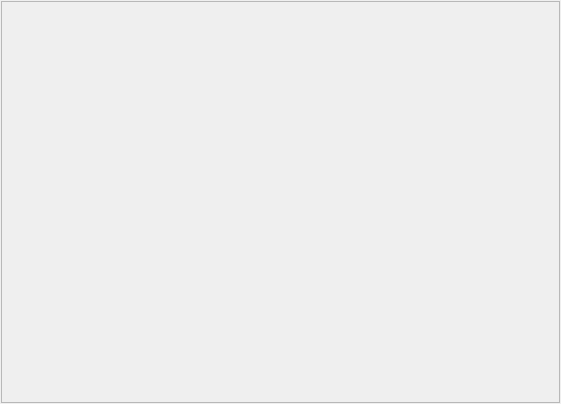
Qt form src/settingstab.ui (0xd34df00d/leechcraft) before a commit.
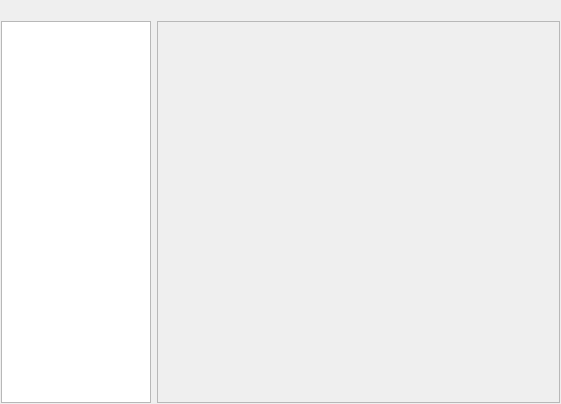
The same form after that commit. The open tabs and pages were chosen to show the change.

Commit message: Core: fully working Settings tab.

What changed in the file:
```diff
--- a/src/settingstab.ui
+++ b/src/settingstab.ui
@@ -43,6 +43,67 @@
        </item>
       </layout>
      </widget>
+     <widget class="QWidget" name="SettingsWidget_">
+      <layout class="QVBoxLayout" name="verticalLayout_3">
+       <property name="margin">
+        <number>1</number>
+       </property>
+       <item>
+        <widget class="QLabel" name="SectionName_">
+         <property name="text">
+          <string/>
+         </property>
+        </widget>
+       </item>
+       <item>
+        <layout class="QHBoxLayout" name="horizontalLayout">
+         <item>
+          <widget class="QTreeWidget" name="Cats_">
+           <property name="sizePolicy">
+            <sizepolicy hsizetype="MinimumExpanding" vsizetype="Expanding">
+             <horstretch>0</horstretch>
+             <verstretch>0</verstretch>
+            </sizepolicy>
+           </property>
+           <property name="maximumSize">
+            <size>
+             <width>150</width>
+             <height>16777215</height>
+            </size>
+           </property>
+           <property name="rootIsDecorated">
+            <bool>false</bool>
+           </property>
+           <attribute name="headerVisible">
+            <bool>false</bool>
+           </attribute>
+           <column>
+            <property name="text">
+             <string notr="true">1</string>
+            </property>
+           </column>
+          </widget>
+         </item>
+         <item>
+          <widget class="QFrame" name="DialogContents_">
+           <property name="sizePolicy">
+            <sizepolicy hsizetype="Expanding" vsizetype="Preferred">
+             <horstretch>0</horstretch>
+             <verstretch>0</verstretch>
+            </sizepolicy>
+           </property>
+           <property name="frameShape">
+            <enum>QFrame::StyledPanel</enum>
+           </property>
+           <property name="frameShadow">
+            <enum>QFrame::Raised</enum>
+           </property>
+          </widget>
+         </item>
+        </layout>
+       </item>
+      </layout>
+     </widget>
     </widget>
    </item>
   </layout>
```
Left out of the diff: 3 changed lines with no effect on the pictures. The commit also changes 6 other files.
